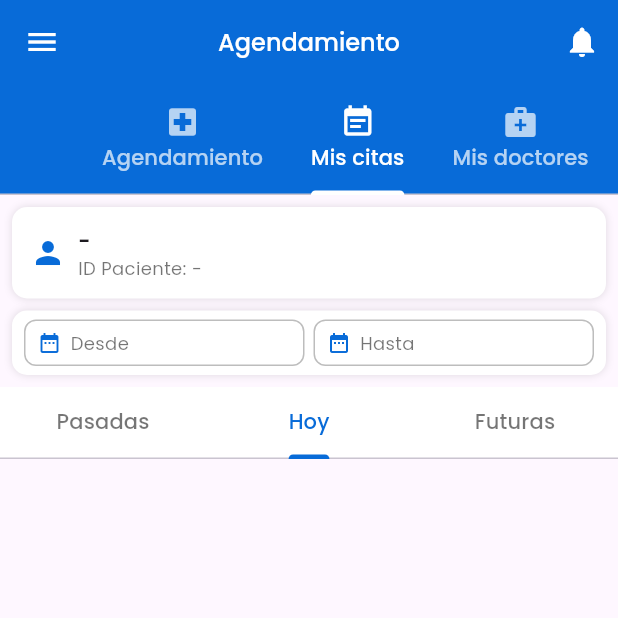
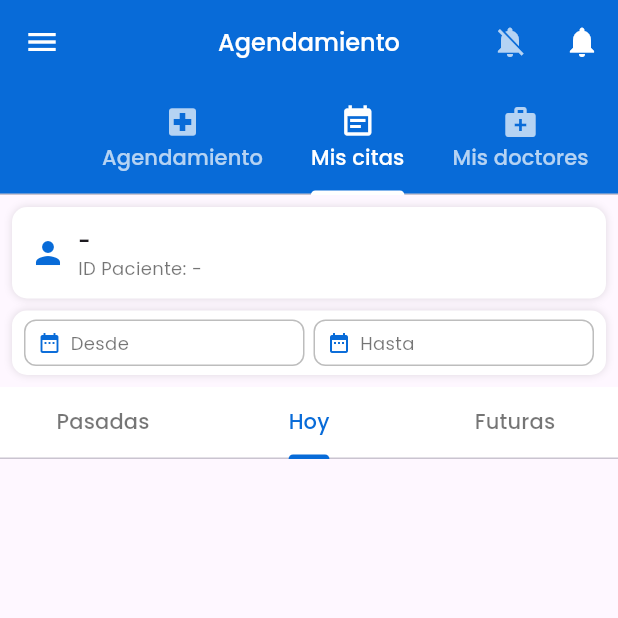
Before and after one commit to jumbointl/medicare_user_app, a Flutter app: the screen it shows after launch, tab 2 chosen, on a phone screen of 412 x 824 dp, the top half of it. Run offline on Flutter 3.47's test engine with Material 3 defaults, Android fonts, the phone set to English and light mode, and no system bars; our stand-ins replace cached_network_image, carousel_slider, country_picker, date_picker_timeline, dio, firebase_auth and 23 more; missing offline and left inert: app_settings, mobile_scanner, qr_bar_code, star_rating, udemy_core, video_conference; accounts and stored records are empty; network calls fail.

Commit message:
Surface global call-listener icon in all major AppBars (v1.0.28)
Pablo 2026-05-16: the icon only showed in HomePage's custom profile
header. From AppointmentOnlyHomePage / MyBooking / AppointmentDetails
it was invisible.

- New reusable widget `GlobalCallListenerIconButton` in
  lib/widget/global_call_listener_icon.dart (same 3-color logic as the
  header icon: white off / amber on-idle / green on-listening).
- Add it to the `actions:` of:
    - AppointmentOnlyHomePage AppBar (the new default landing)
    - MyBookingPage AppBar
    - AppointmentDetailsPage AppBar (before the diagnostic "Poll --")
- HomePage profile header still uses its own copy; will migrate to the
  shared widget in a future cleanup.

Bumped pubspec to 1.0.28.

```diff
--- a/lib/pages/appointment_details_page.dart
+++ b/lib/pages/appointment_details_page.dart
@@ -21,6 +21,7 @@ import '../helpers/theme_helper.dart';
 import '../model/appointment_cancellation_model.dart';
 import '../model/appointment_model.dart';
 import '../widget/doctor_joined_listener_switch.dart';
+import '../widget/global_call_listener_icon.dart';
 import '../widget/patient_call_listener_switch.dart';
 import '../model/clinic_model.dart';
 import '../model/invoice_model.dart';
@@ -438,6 +439,7 @@ class _AppointmentDetailsPageState extends State<AppointmentDetailsPage> {
       backgroundColor: ColorResources.bgColor,
       appBar: IAppBar.commonAppBar(title: "appointment".tr,
         actions: [
+          const GlobalCallListenerIconButton(),
           Center(
             child: Padding(
               padding: const EdgeInsets.symmetric(horizontal: 6),
--- a/lib/pages/appointment_only_home_page.dart
+++ b/lib/pages/appointment_only_home_page.dart
@@ -8,6 +8,7 @@ import 'package:intl/intl.dart';
 import 'package:shared_preferences/shared_preferences.dart';
 
 import '../controller/notification_dot_controller.dart';
+import '../widget/global_call_listener_icon.dart';
 import '../controller/user_controller.dart';
 import '../helpers/date_time_helper.dart';
 import '../helpers/route_helper.dart';
@@ -174,6 +175,7 @@ class _AppointmentOnlyHomePageState extends State<AppointmentOnlyHomePage> {
             ),
             centerTitle: true,
             actions: [
+              const GlobalCallListenerIconButton(),
               IconButton(
                 icon: const Icon(Icons.notifications, color: Colors.white),
                 onPressed: () {
--- a/lib/pages/my_booking_page.dart
+++ b/lib/pages/my_booking_page.dart
@@ -8,6 +8,7 @@ import '../helpers/route_helper.dart';
 import '../utilities/colors_constant.dart';
 import '../widget/error_widget.dart';
 import '../widget/no_data_widgets.dart';
+import '../widget/global_call_listener_icon.dart';
 
 class MyBookingPage extends StatefulWidget {
   const MyBookingPage({super.key});
@@ -51,6 +52,9 @@ class _MyBookingPageState extends State<MyBookingPage> {
                 fontSize: 16,
                 fontWeight: FontWeight.w400
             ),),
+          actions: const [
+            GlobalCallListenerIconButton(),
+          ],
           bottom:  TabBar(
             indicatorWeight: 3,
             indicatorColor: ColorResources.primaryColor,
--- /dev/null
+++ b/lib/widget/global_call_listener_icon.dart
@@ -0,0 +1,53 @@
+// Reusable icon-button para el "Global escuchar mi turno". Pensado para
+// ir como `actions:` de cualquier AppBar de la app (MyBookingPage,
+// AppointmentDetailsPage, etc.). Reusa la misma lógica de colores del
+// header de HomePage:
+//   blanco70 → off
+//   amber    → on, sin canales suscriptos (idle)
+//   green    → on, 1+ canales escuchando
+//
+// Pablo 2026-05-16: el icon original solo aparecía en HomePage
+// (`_buildProfileSection`). Necesita estar accesible en cada AppBar.
+
+import 'package:flutter/material.dart';
+
+import '../services/global_call_listener_service.dart';
+
+class GlobalCallListenerIconButton extends StatelessWidget {
+  const GlobalCallListenerIconButton({
+    super.key,
+    this.size = 24,
+    this.tooltip = 'Escuchar mi turno',
+  });
+
+  final double size;
+  final String tooltip;
+
+  @override
+  Widget build(BuildContext context) {
+    final svc = GlobalCallListenerService.instance;
+    return AnimatedBuilder(
+      animation: Listenable.merge([
+        svc.enabledNotifier,
+        svc.trackedCountNotifier,
+      ]),
+      builder: (_, __) {
+        final enabled = svc.enabledNotifier.value;
+        final hasChannels = svc.trackedCountNotifier.value > 0;
+        final Color iconColor = !enabled
+            ? Colors.white70
+            : (hasChannels ? Colors.greenAccent : Colors.amberAccent);
+        final IconData iconData = enabled
+            ? Icons.notifications_active
+            : Icons.notifications_off;
+        return IconButton(
+          tooltip: tooltip,
+          icon: Icon(iconData, color: iconColor, size: size),
+          onPressed: () async {
+            await svc.setEnabled(!enabled);
+          },
+        );
+      },
+    );
+  }
+}
--- a/pubspec.yaml
+++ b/pubspec.yaml
@@ -16,7 +16,7 @@ publish_to: 'none' # Remove this line if you wish to publish to pub.dev
 # https://developer.apple.com/library/archive/documentation/General/Reference/InfoPlistKeyReference/Articles/CoreFoundationKeys.html
 # In Windows, build-name is used as the major, minor, and patch parts
 # of the product and file versions while build-number is used as the build suffix.
-version: 1.0.26+26
+version: 1.0.28+28
 
 environment:
   sdk: ^3.9.2
```
